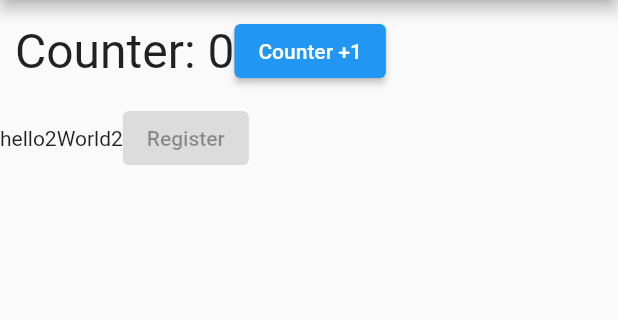
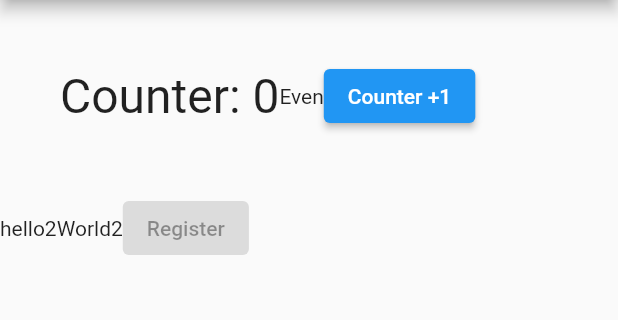
Before and after one commit to frontenddevtrainer/flutter_edureka_shopping_edu, a Flutter app: the screen it shows after launch, on a phone screen of 412 x 824 dp, the part 84-404 px from its top. Run offline on Flutter 3.47's test engine with Material 2 defaults, Android fonts, the phone set to English and light mode, and no system bars.

Commit message:
Conditinal Widgets

```diff
--- a/lib/counter.dart
+++ b/lib/counter.dart
@@ -12,11 +12,12 @@ class _CounterState extends State<Counter> {
 
   @override
   Widget build(BuildContext context) {
-    return Container(
-      padding: const EdgeInsets.all(10),
+    return Padding(
+      padding: const EdgeInsets.all(40),
       child: Row(
         children: [
           Text("Counter: $counter", style: const TextStyle(fontSize: 32),),
+          counter % 2 == 0 ? const Text("Even") : const Text("Odd"),
           ElevatedButton(
               onPressed: () {
                 setState(() {
@@ -25,7 +26,6 @@ class _CounterState extends State<Counter> {
               },
               child: const Text("Counter +1"))
         ],
-      ),
-    );
+      ));
   }
 }
```
